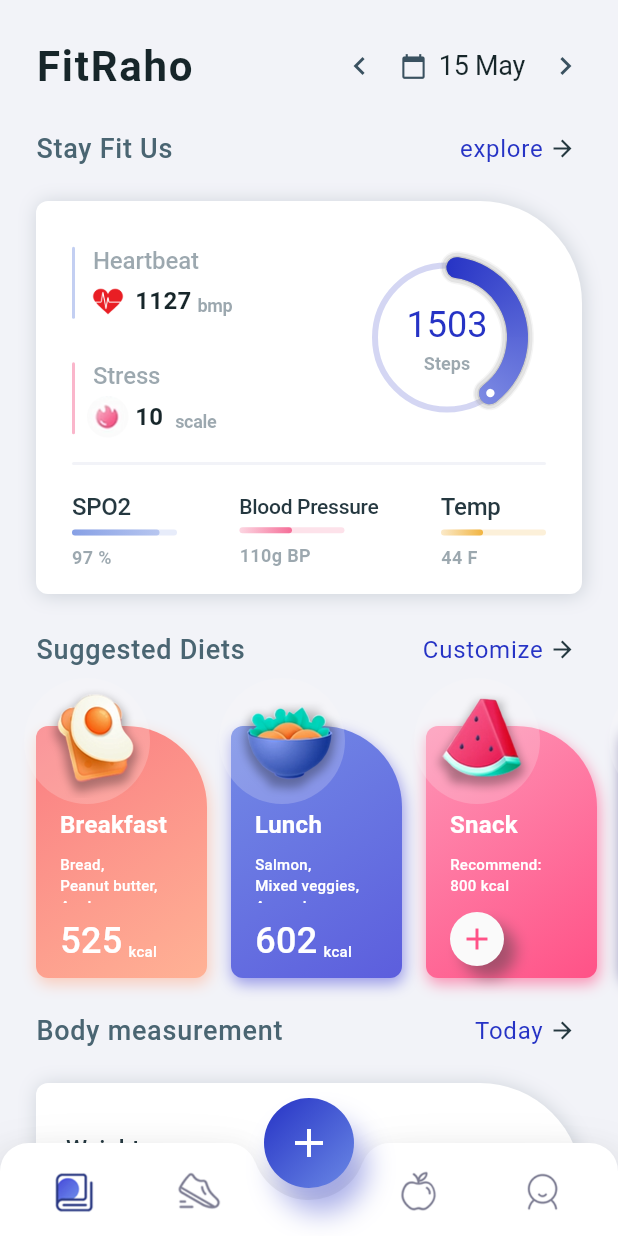
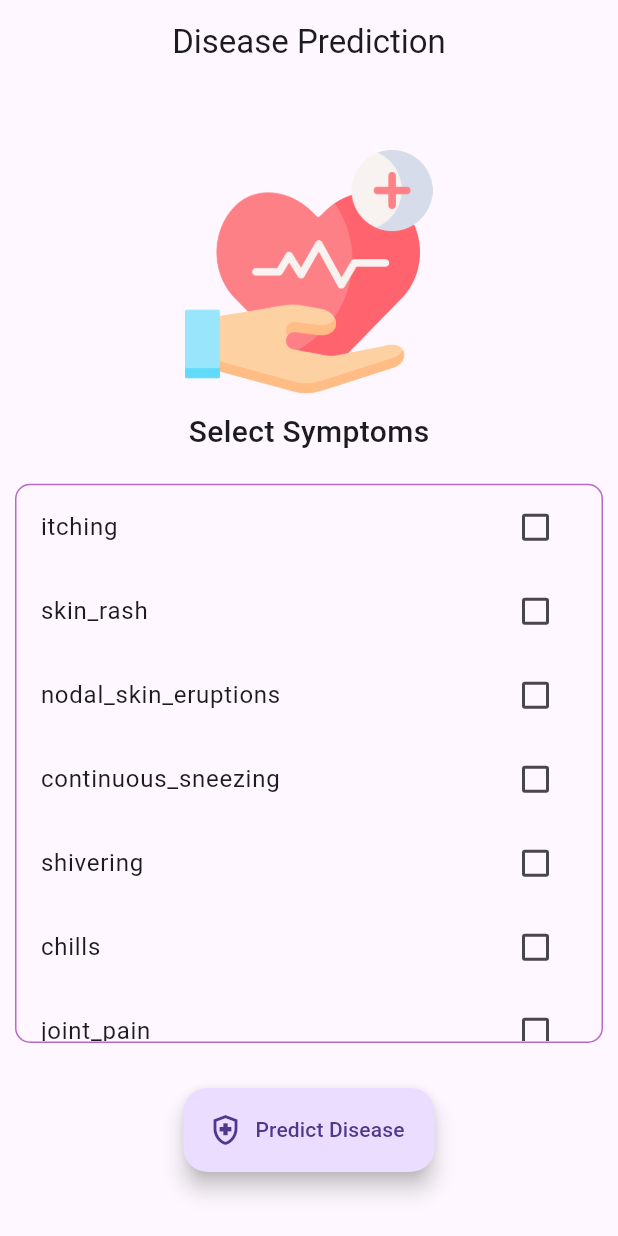
Before and after one commit to vinaytiparadi/FitRaho, a Flutter app: the screen it shows once a user with an empty profile is signed in, on a phone screen of 412 x 824 dp. Run offline on Flutter 3.47's test engine with Material 2 defaults, Android fonts, the light colour scheme and no system bars; our stand-ins replace another_flushbar, cloud_firestore, firebase_auth, firebase_core, flutter_dotenv, flutter_rating_bar and 6 more; missing offline and left inert: chat_gpt_sdk, health; accounts and stored records are empty.

Commit message:
implement disease predection model

```diff
--- a/lib/main.dart
+++ b/lib/main.dart
@@ -3,6 +3,7 @@ import 'package:firebase_auth/firebase_auth.dart';
 import 'package:firebase_core/firebase_core.dart';
 import 'package:fit_raho/chat_assistant/chat_screen.dart';
 import 'package:fit_raho/providers/firebase_auth_methods.dart';
+import 'package:fit_raho/screens/disease_prediction/prediction_screen.dart';
 import 'package:fit_raho/screens/home/home_screen.dart';
 import 'package:fit_raho/screens/registration/register_screen.dart';
 import 'package:fit_raho/screens/registration/welcome_page.dart';
@@ -88,7 +89,7 @@ class AuthWrapper extends StatelessWidget {
                 body: Center(child: Text('Error fetching user data')));
           } else if (snapshot.hasData && snapshot.data!.exists) {
             // User document exists, show HomeScreen
-            return FitnessAppHomeScreen();
+            return DiseasePredictionScreen();
           } else {
             // User document doesn't exist, show RegisterScreen
             return const RegisterScreen();
--- /dev/null
+++ b/lib/screens/disease_prediction/prediction_model.dart
@@ -0,0 +1,134 @@
+Map<String, int> symptoms = {
+  'itching': 0,
+  'skin_rash': 1,
+  'nodal_skin_eruptions': 2,
+  'continuous_sneezing': 3,
+  'shivering': 4,
+  'chills': 5,
+  'joint_pain': 6,
+  'stomach_pain': 7,
+  'acidity': 8,
+  'ulcers_on_tongue': 9,
+  'muscle_wasting': 10,
+  'vomiting': 11,
+  'burning_micturition': 12,
+  'spotting_urination': 13,
+  'fatigue': 14,
+  'weight_gain': 15,
+  'anxiety': 16,
+  'cold_hands_and_feets': 17,
+  'mood_swings': 18,
+  'weight_loss': 19,
+  'restlessness': 20,
+  'lethargy': 21,
+  'patches_in_throat': 22,
+  'irregular_sugar_level': 23,
+  'cough': 24,
+  'high_fever': 25,
+  'sunken_eyes': 26,
+  'breathlessness': 27,
+  'sweating': 28,
+  'dehydration': 29,
+  'indigestion': 30,
+  'headache': 31,
+  'yellowish_skin': 32,
+  'dark_urine': 33,
+  'nausea': 34,
+  'loss_of_appetite': 35,
+  'pain_behind_the_eyes': 36,
+  'back_pain': 37,
+  'constipation': 38,
+  'abdominal_pain': 39,
+  'diarrhoea': 40,
+  'mild_fever': 41,
+  'yellow_urine': 42,
+  'yellowing_of_eyes': 43,
+  'acute_liver_failure': 44,
+  'fluid_overload': 45,
+  'swelling_of_stomach': 46,
+  'swelled_lymph_nodes': 47,
+  'malaise': 48,
+  'blurred_and_distorted_vision': 49,
+  'phlegm': 50,
+  'throat_irritation': 51,
+  'redness_of_eyes': 52,
+  'sinus_pressure': 53,
+  'runny_nose': 54,
+  'congestion': 55,
+  'chest_pain': 56,
+  'weakness_in_limbs': 57,
+  'fast_heart_rate': 58,
+  'pain_during_bowel_movements': 59,
+  'pain_in_anal_region': 60,
+  'bloody_stool': 61,
+  'irritation_in_anus': 62,
+  'neck_pain': 63,
+  'dizziness': 64,
+  'cramps': 65,
+  'bruising': 66,
+  'obesity': 67,
+  'swollen_legs': 68,
+  'swollen_blood_vessels': 69,
+  'puffy_face_and_eyes': 70,
+  'enlarged_thyroid': 71,
+  'brittle_nails': 72,
+  'swollen_extremeties': 73,
+  'excessive_hunger': 74,
+  'extra_marital_contacts': 75,
+  'drying_and_tingling_lips': 76,
+  'slurred_speech': 77,
+  'knee_pain': 78,
+  'hip_joint_pain': 79,
+  'muscle_weakness': 80,
+  'stiff_neck': 81,
+  'swelling_joints': 82,
+  'movement_stiffness': 83,
+  'spinning_movements': 84,
+  'loss_of_balance': 85,
+  'unsteadiness': 86,
+  'weakness_of_one_body_side': 87,
+  'loss_of_smell': 88,
+  'bladder_discomfort': 89,
+  'foul_smell_of urine': 90,
+  'continuous_feel_of_urine': 91,
+  'passage_of_gases': 92,
+  'internal_itching': 93,
+  'toxic_look_(typhos)': 94,
+  'depression': 95,
+  'irritability': 96,
+  'muscle_pain': 97,
+  'altered_sensorium': 98,
+  'red_spots_over_body': 99,
+  'belly_pain': 100,
+  'abnormal_menstruation': 101,
+  'dischromic _patches': 102,
+  'watering_from_eyes': 103,
+  'increased_appetite': 104,
+  'polyuria': 105,
+  'family_history': 106,
+  'mucoid_sputum': 107,
+  'rusty_sputum': 108,
+  'lack_of_concentration': 109,
+  'visual_disturbances': 110,
+  'receiving_blood_transfusion': 111,
+  'receiving_unsterile_injections': 112,
+  'coma': 113,
+  'stomach_bleeding': 114,
+  'distention_of_abdomen': 115,
+  'history_of_alcohol_consumption': 116,
+  'fluid_overload': 117,
+  'blood_in_sputum': 118,
+  'prominent_veins_on_calf': 119,
+  'palpitations': 120,
+  'painful_walking': 121,
+  'pus_filled_pimples': 122,
+  'blackheads': 123,
+  'scurring': 124,
+  'skin_peeling': 125,
+  'silver_like_dusting': 126,
+  'small_dents_in_nails': 127,
+  'inflammatory_nails': 128,
+  'blister': 129,
+  'red_sore_around_nose': 130,
+  'yellow_crust_ooze': 131,
+};
--- /dev/null
+++ b/lib/screens/disease_prediction/prediction_screen.dart
@@ -0,0 +1,249 @@
+import 'dart:convert';
+
+import 'package:flutter/material.dart';
+import 'package:http/http.dart' as http;
+
+import '../../utils/utility_methods.dart';
+Map<String, int> symptoms = {
+  'itching': 0,
+  'skin_rash': 1,
+  'nodal_skin_eruptions': 2,
+  'continuous_sneezing': 3,
+  'shivering': 4,
+  'chills': 5,
+  'joint_pain': 6,
+  'stomach_pain': 7,
+  'acidity': 8,
+  'ulcers_on_tongue': 9,
+  'muscle_wasting': 10,
+  'vomiting': 11,
+  'burning_micturition': 12,
+  'spotting_urination': 13,
+  'fatigue': 14,
+  'weight_gain': 15,
+  'anxiety': 16,
+  'cold_hands_and_feets': 17,
+  'mood_swings': 18,
+  'weight_loss': 19,
+  'restlessness': 20,
+  'lethargy': 21,
+  'patches_in_throat': 22,
+  'irregular_sugar_level': 23,
+  'cough': 24,
+  'high_fever': 25,
+  'sunken_eyes': 26,
+  'breathlessness': 27,
+  'sweating': 28,
+  'dehydration': 29,
+  'indigestion': 30,
+  'headache': 31,
+  'yellowish_skin': 32,
+  'dark_urine': 33,
+  'nausea': 34,
+  'loss_of_appetite': 35,
+  'pain_behind_the_eyes': 36,
+  'back_pain': 37,
+  'constipation': 38,
+  'abdominal_pain': 39,
+  'diarrhoea': 40,
+  'mild_fever': 41,
+  'yellow_urine': 42,
+  'yellowing_of_eyes': 43,
+  'acute_liver_failure': 44,
+  'fluid_overload': 45,
+  'swelling_of_stomach': 46,
+  'swelled_lymph_nodes': 47,
+  'malaise': 48,
+  'blurred_and_distorted_vision': 49,
+  'phlegm': 50,
+  'throat_irritation': 51,
+  'redness_of_eyes': 52,
+  'sinus_pressure': 53,
+  'runny_nose': 54,
+  'congestion': 55,
+  'chest_pain': 56,
+  'weakness_in_limbs': 57,
+  'fast_heart_rate': 58,
+  'pain_during_bowel_movements': 59,
+  'pain_in_anal_region': 60,
+  'bloody_stool': 61,
+  'irritation_in_anus': 62,
+  'neck_pain': 63,
+  'dizziness': 64,
+  'cramps': 65,
+  'bruising': 66,
+  'obesity': 67,
+  'swollen_legs': 68,
+  'swollen_blood_vessels': 69,
+  'puffy_face_and_eyes': 70,
+  'enlarged_thyroid': 71,
+  'brittle_nails': 72,
+  'swollen_extremeties': 73,
+  'excessive_hunger': 74,
+  'extra_marital_contacts': 75,
+  'drying_and_tingling_lips': 76,
+  'slurred_speech': 77,
+  'knee_pain': 78,
+  'hip_joint_pain': 79,
+  'muscle_weakness': 80,
+  'stiff_neck': 81,
+  'swelling_joints': 82,
+  'movement_stiffness': 83,
+  'spinning_movements': 84,
+  'loss_of_balance': 85,
+  'unsteadiness': 86,
+  'weakness_of_one_body_side': 87,
+  'loss_of_smell': 88,
+  'bladder_discomfort': 89,
+  'foul_smell_of urine': 90,
+  'continuous_feel_of_urine': 91,
+  'passage_of_gases': 92,
+  'internal_itching': 93,
+  'toxic_look_(typhos)': 94,
+  'depression': 95,
+  'irritability': 96,
+  'muscle_pain': 97,
+  'altered_sensorium': 98,
+  'red_spots_over_body': 99,
+  'belly_pain': 100,
+  'abnormal_menstruation': 101,
+  'dischromic _patches': 102,
+  'watering_from_eyes': 103,
+  'increased_appetite': 104,
+  'polyuria': 105,
+  'family_history': 106,
+  'mucoid_sputum': 107,
+  'rusty_sputum': 108,
+  'lack_of_concentration': 109,
+  'visual_disturbances': 110,
+  'receiving_blood_transfusion': 111,
+  'receiving_unsterile_injections': 112,
+  'coma': 113,
+  'stomach_bleeding': 114,
+  'distention_of_abdomen': 115,
+  'history_of_alcohol_consumption': 116,
+  'fluid_overload': 117,
+  'blood_in_sputum': 118,
+  'prominent_veins_on_calf': 119,
+  'palpitations': 120,
+  'painful_walking': 121,
+  'pus_filled_pimples': 122,
+  'blackheads': 123,
+  'scurring': 124,
+  'skin_peeling': 125,
+  'silver_like_dusting': 126,
+  'small_dents_in_nails': 127,
+  'inflammatory_nails': 128,
+  'blister': 129,
+  'red_sore_around_nose': 130,
+  'yellow_crust_ooze': 131,
+};
+
+List<bool> selectedSymptoms = [false, false, false, false, false, false, false, false, false, false, false, false, false, false, false, false, false, false, false, false,false, false, false, false, false, false, false, false, false, false,false, false, false, false, false, false, false, false, false, false,false, false, false, false, false, false, false, false, false, false,false, false, false, false, false, false, false, false, false, false,false, false, false, false, false, false, false, false, false, false,false, false, false, false, false, false, false, false, false, false,false, false, false, false, false, false, false, false, false, false,false, false, false, false, false, false, false, false, false, false,false, false, false, false, false, false, false, false, false, false,false, false, false, false, false, false, false, false, false, false,false, false, false, false, false, false, false, false, false, false,false, false];
+String symptomsString = "";
+
+class DiseasePredictionScreen extends StatefulWidget {
+  const DiseasePredictionScreen({Key? key}) : super(key: key);
+
+  @override
+  State<DiseasePredictionScreen> createState() => _DiseasePredictionScreenState();
+}
+
+class _DiseasePredictionScreenState extends State<DiseasePredictionScreen> {
+
+  void _updateSymptomsString() {
+    String newSymptomsString = '';
+    for (bool isSelected in selectedSymptoms) {
+      if (isSelected) {
+        newSymptomsString += '1';
+      } else {
+        newSymptomsString += '0';
+      }
+    }
+    setState(() {
+      symptomsString = newSymptomsString;
+    });
+  }
+
+  @override
+  Widget build(BuildContext context) {
+    return Scaffold(
+      appBar: AppBar(
+        title: Text('Disease Prediction'),
+        centerTitle: true,
+      ),
+      body: Column(
+        mainAxisAlignment: MainAxisAlignment.center,
+        children: [
+          SizedBox(height:Utils.scHeight(context)*0.2,child: Image(image: AssetImage('assets/healthcare.png'),)),
+          const SizedBox(height: 10,),
+          Text('Select Symptoms',style: TextStyle(fontSize: 20,fontWeight: FontWeight.w500),),
+          const SizedBox(height: 10,),
+          Padding(
+            padding: EdgeInsets.all(10),
+            child: Container(
+              decoration: BoxDecoration(
+                borderRadius: BorderRadius.circular(10),
+                border: Border.all(color: Colors.purple.shade300),
+              ),
+              child: SizedBox(
+                height: Utils.scHeight(context)*0.45,
+                child: ListView.builder(
+                  itemCount: symptoms.length,
+                  itemBuilder: (BuildContext context, int index) {
+                    String symptom = symptoms.keys.toList()[index];
+                    int? symptomIndex = symptoms[symptom];
+                    return CheckboxListTile(
+                      title: Text(symptom),
+                      value: selectedSymptoms[symptomIndex!],
+                      onChanged: (bool? value) {
+                        setState(() {
+                          selectedSymptoms[symptomIndex] = value!;
+                        });
+                        _updateSymptomsString();
+                        print(symptomsString);
+                      },
+                    );
+                  },
+                ),
+              ),
+            ),
+          ),
+          const SizedBox(height: 20,),
+          FloatingActionButton.extended(onPressed: ()async{
+            // String url = "http://127.0.0.1:5000/predict/";
+            // url+=symptomsString;
+            // url = url.toString();
+            // print(url);
+            // // Send the request to the Flask server
+            // var response = await http.get(Uri.parse(url));
+            // if (response.statusCode == 200) {
+            //   Map<String, dynamic> data = jsonDecode(response.body);
+            //   print(data["final_prediction"]);
+            // } else {
+            //   print("Error: ${response.statusCode}");
+            // }
+
+            showDialog(
+              context: context,
+              builder: (BuildContext context) {
+                return AlertDialog(
+                  title: const Text("Alert!", style: TextStyle(fontSize: 25),),
+                  content: const Text("We think that you might have FUNGAL INFECTION, please consult a doctor.", style: TextStyle(fontSize: 16),),
+                  actions: [
+                    TextButton(
+                      child: Text("OK"),
+                      onPressed: () {
+                        Navigator.of(context).pop();
+                      },
+                    ),
+                  ],
+                );
+              },
+            );
+
+          }, label: Text('Predict Disease'), icon: Icon(Icons.health_and_safety_outlined),),]
+      ),
+    );
+  }
+}
--- a/pubspec.yaml
+++ b/pubspec.yaml
@@ -60,6 +60,9 @@ dependencies:
   velocity_x: ^3.6.0
   google_fonts: ^3.0.1
 
+#  prediction
+  http: ^0.13.6
+
 
 dev_dependencies:
   flutter_test:
@@ -92,6 +95,7 @@ flutter:
     - assets/introduction_animation/
     - .env
     - assets/registration_bg.png
+    - assets/healthcare.png
   #   - images/a_dot_burr.jpeg
   #   - images/a_dot_ham.jpeg
 
```
Also changed, not shown: assets/healthcare.png (added), pubspec.lock, 1 other file.
